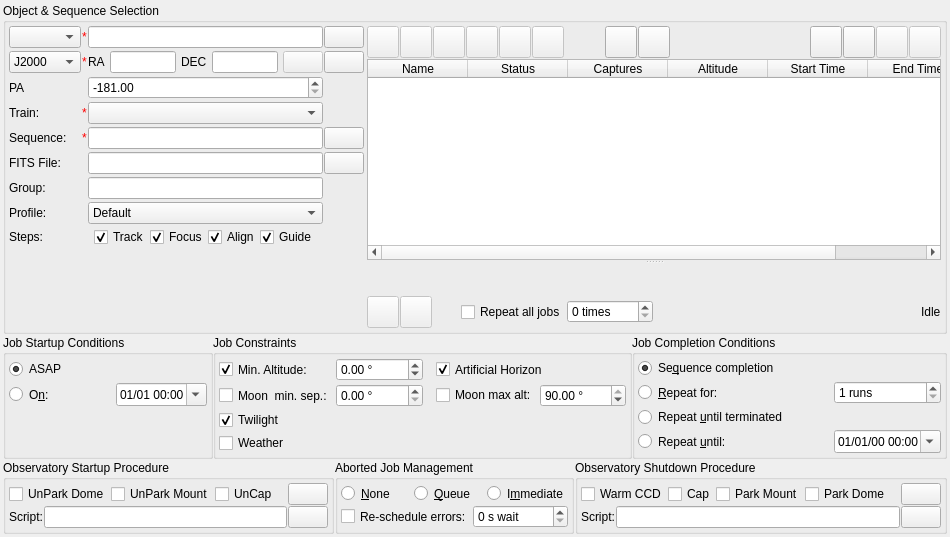
First picture: the form in kstars/ekos/scheduler/scheduler.ui, repository KDE/kstars, before the edit.
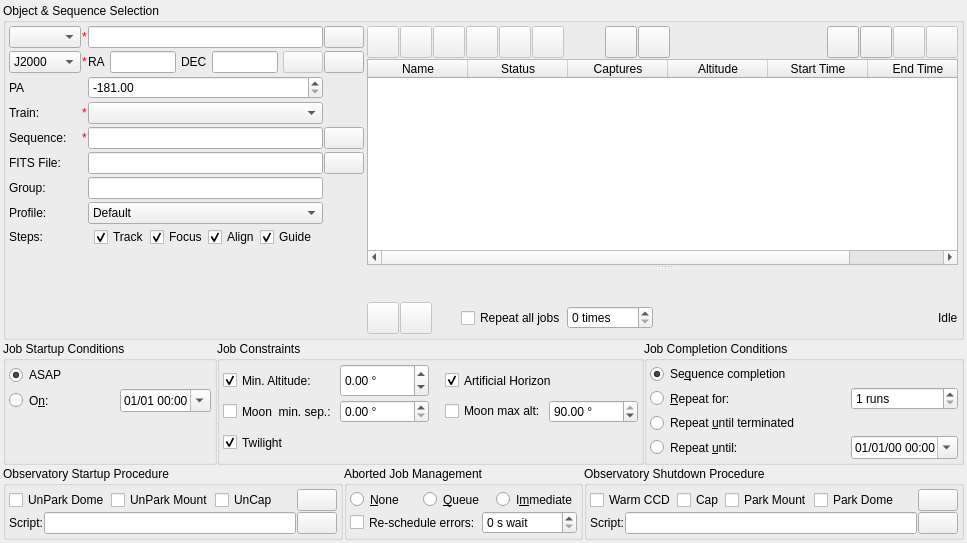
Second picture: the form after the edit. Icons and pictures are not drawn. Custom widgets are drawn as their Qt base class.

Commit message:
Make scheduler check universal and not job specific.
Make scheduler check universal and not job specific. Fix scheduler weather handling by introducing a grace period (default 10 minutes) where jobs would refuse to start, or would stop if in progress, in case of weather Alert. Weather warning will prevent new jobs from starting but will not stop existing jobs.

What changed in the file:
```diff
--- a/kstars/ekos/scheduler/scheduler.ui
+++ b/kstars/ekos/scheduler/scheduler.ui
@@ -6,8 +6,8 @@
    <rect>
     <x>0</x>
     <y>0</y>
-    <width>950</width>
-    <height>537</height>
+    <width>967</width>
+    <height>543</height>
    </rect>
   </property>
   <layout class="QVBoxLayout" name="verticalLayout_8" stretch="4,1,0">
@@ -1150,7 +1150,6 @@
             </property>
             <property name="font">
              <font>
-              <weight>50</weight>
               <bold>false</bold>
              </font>
             </property>
@@ -1646,10 +1645,7 @@
        <property name="title">
         <string>Job Constraints</string>
        </property>
-       <layout class="QVBoxLayout" name="verticalLayout_7">
-        <property name="spacing">
-         <number>3</number>
-        </property>
+       <layout class="QGridLayout" name="gridLayout_3">
         <property name="leftMargin">
          <number>3</number>
         </property>
@@ -1662,122 +1658,9 @@
         <property name="bottomMargin">
          <number>3</number>
         </property>
-        <item>
-         <layout class="QGridLayout" name="gridLayout_5" rowstretch="1,1,1,1" columnstretch="1,1,1,1,1" columnminimumwidth="0,0,0,0,0">
           <property name="spacing">
            <number>3</number>
           </property>
-          <item row="1" column="2">
-           <spacer name="horizontalSpacer_5">
-            <property name="orientation">
-             <enum>Qt::Horizontal</enum>
-            </property>
-            <property name="sizeType">
-             <enum>QSizePolicy::Fixed</enum>
-            </property>
-            <property name="sizeHint" stdset="0">
-             <size>
-              <width>10</width>
-              <height>20</height>
-             </size>
-            </property>
-           </spacer>
-          </item>
-          <item row="0" column="1">
-           <widget class="QDoubleSpinBox" name="schedulerAltitudeValue">
-            <property name="sizePolicy">
-             <sizepolicy hsizetype="Preferred" vsizetype="Preferred">
-              <horstretch>0</horstretch>
-              <verstretch>0</verstretch>
-             </sizepolicy>
-            </property>
-            <property name="suffix">
-             <string> °</string>
-            </property>
-            <property name="minimum">
-             <double>-15.000000000000000</double>
-            </property>
-            <property name="maximum">
-             <double>89.900000000000006</double>
-            </property>
-           </widget>
-          </item>
-          <item row="2" column="1">
-           <widget class="QLabel" name="nightTime">
-            <property name="toolTip">
-             <string>&lt;html&gt;&lt;head/&gt;&lt;body&gt;&lt;p&gt;Astronomical dawn and dusk for the Scheduler job currently selected, or for today if no job is selected.&lt;/p&gt;&lt;p&gt;- The first value is &lt;span style=&quot; font-weight:600;&quot;&gt;dusk&lt;/span&gt;, specifically the next local time the Sun sets below an altitude of -18° after the job starts.&lt;/p&gt;&lt;p&gt;- The second value is &lt;span style=&quot; font-weight:600;&quot;&gt;dawn&lt;/span&gt;, specifically the next local time the Sun rises higher than an altitude of -18° after the job starts.&lt;/p&gt;&lt;p&gt;A warning symbol indicates the Sun will not travel below the astronomical dusk boundary after the job starts, and that dawn and dusk times are calculated from its minimal altitude. In that situation, the Twilight restriction prevents job execution unless the Ekos Dawn Offset and Dusk Offset options are configured appropriately.&lt;/p&gt;&lt;p&gt;Note that the Ekos Pre-Dawn Offset option virtually advances dawn by a default of 30 minutes and will thus prevent a job from starting just before that moment.&lt;/p&gt;&lt;/body&gt;&lt;/html&gt;</string>
-            </property>
-            <property name="text">
-             <string/>
-            </property>
-            <property name="alignment">
-             <set>Qt::AlignCenter</set>
-            </property>
-           </widget>
-          </item>
-          <item row="2" column="0">
-           <widget class="QCheckBox" name="schedulerTwilight">
-            <property name="sizePolicy">
-             <sizepolicy hsizetype="Preferred" vsizetype="Preferred">
-              <horstretch>0</horstretch>
-              <verstretch>0</verstretch>
-             </sizepolicy>
-            </property>
-            <property name="toolTip">
-             <string>&lt;html&gt;&lt;body&gt;&lt;p&gt;The twilight restriction constrains jobs to execute in astronomical darkness. Use the dusk and dawn offsets in the Ekos Scheduler options to adjust the interval.&lt;/p&gt;&lt;/body&gt;&lt;/html&gt;</string>
-            </property>
-            <property name="text">
-             <string>Twilight</string>
-            </property>
-            <property name="checked">
-             <bool>true</bool>
-            </property>
-            <attribute name="buttonGroup">
-             <string notr="true">constraintButtonGroup</string>
-            </attribute>
-           </widget>
-          </item>
-          <item row="1" column="1">
-           <widget class="QDoubleSpinBox" name="schedulerMoonSeparationValue">
-            <property name="sizePolicy">
-             <sizepolicy hsizetype="Preferred" vsizetype="Preferred">
-              <horstretch>0</horstretch>
-              <verstretch>0</verstretch>
-             </sizepolicy>
-            </property>
-            <property name="toolTip">
-             <string>&lt;html&gt;&lt;head/&gt;&lt;body&gt;&lt;p&gt;The target must be at least this far from the moon.&lt;/p&gt;&lt;/body&gt;&lt;/html&gt;</string>
-            </property>
-            <property name="suffix">
-             <string> °</string>
-            </property>
-            <property name="maximum">
-             <double>180.000000000000000</double>
-            </property>
-            <property name="singleStep">
-             <double>10.000000000000000</double>
-            </property>
-           </widget>
-          </item>
-          <item row="1" column="4">
-           <widget class="QDoubleSpinBox" name="schedulerMoonAltitudeMaxValue">
-            <property name="toolTip">
-             <string>&lt;html&gt;&lt;head/&gt;&lt;body&gt;&lt;p&gt;The moon must be lower than this altitude.&lt;/p&gt;&lt;/body&gt;&lt;/html&gt;</string>
-            </property>
-            <property name="suffix">
-             <string> °</string>
-            </property>
-            <property name="decimals">
-             <number>2</number>
-            </property>
-            <property name="maximum">
-             <double>90.000000000000000</double>
-            </property>
-            <property name="value">
-             <double>90.000000000000000</double>
-            </property>
-           </widget>
-          </item>
           <item row="0" column="0">
            <widget class="QCheckBox" name="schedulerAltitude">
             <property name="sizePolicy">
@@ -1800,13 +1683,22 @@
             </attribute>
            </widget>
           </item>
-          <item row="1" column="3">
-           <widget class="QCheckBox" name="schedulerMoonAltitude">
-            <property name="toolTip">
-             <string>&lt;html&gt;&lt;head/&gt;&lt;body&gt;&lt;p&gt;The moon must be lower than this altitude.&lt;/p&gt;&lt;/body&gt;&lt;/html&gt;</string>
-            </property>
-            <property name="text">
-             <string>Moon max alt:</string>
+        <item row="0" column="1">
+         <widget class="QDoubleSpinBox" name="schedulerAltitudeValue">
+          <property name="sizePolicy">
+           <sizepolicy hsizetype="Preferred" vsizetype="Preferred">
+            <horstretch>0</horstretch>
+            <verstretch>0</verstretch>
+           </sizepolicy>
+          </property>
+          <property name="suffix">
+           <string> °</string>
+          </property>
+          <property name="minimum">
+           <double>-15.000000000000000</double>
+          </property>
+          <property name="maximum">
+           <double>89.900000000000006</double>
             </property>
            </widget>
           </item>
@@ -1851,8 +1743,8 @@
             </attribute>
            </widget>
           </item>
-          <item row="3" column="0">
-           <widget class="QCheckBox" name="schedulerWeather">
+        <item row="1" column="1">
+         <widget class="QDoubleSpinBox" name="schedulerMoonSeparationValue">
             <property name="sizePolicy">
              <sizepolicy hsizetype="Preferred" vsizetype="Preferred">
               <horstretch>0</horstretch>
@@ -1860,17 +1752,100 @@
              </sizepolicy>
             </property>
             <property name="toolTip">
-             <string>&lt;html&gt;&lt;head/&gt;&lt;body&gt;&lt;p&gt;Weather conditions must remain safe. When weather conditions become dangerous, shutdown procedure is initiated.&lt;/p&gt;&lt;/body&gt;&lt;/html&gt;</string>
-            </property>
+           <string>&lt;html&gt;&lt;head/&gt;&lt;body&gt;&lt;p&gt;The target must be at least this far from the moon.&lt;/p&gt;&lt;/body&gt;&lt;/html&gt;</string>
+          </property>
+          <property name="suffix">
+           <string> °</string>
+          </property>
+          <property name="maximum">
+           <double>180.000000000000000</double>
+          </property>
+          <property name="singleStep">
+           <double>10.000000000000000</double>
+          </property>
+         </widget>
+        </item>
+        <item row="1" column="2">
+         <spacer name="horizontalSpacer_5">
+          <property name="orientation">
+           <enum>Qt::Horizontal</enum>
+          </property>
+          <property name="sizeType">
+           <enum>QSizePolicy::Fixed</enum>
+          </property>
+          <property name="sizeHint" stdset="0">
+           <size>
+            <width>13</width>
+            <height>20</height>
+           </size>
+          </property>
+         </spacer>
+        </item>
+        <item row="1" column="3">
+         <widget class="QCheckBox" name="schedulerMoonAltitude">
+          <property name="toolTip">
+           <string>&lt;html&gt;&lt;head/&gt;&lt;body&gt;&lt;p&gt;The moon must be lower than this altitude.&lt;/p&gt;&lt;/body&gt;&lt;/html&gt;</string>
+          </property>
             <property name="text">
-             <string>Weather</string>
+           <string>Moon max alt:</string>
+          </property>
+         </widget>
+        </item>
+        <item row="1" column="4">
+         <widget class="QDoubleSpinBox" name="schedulerMoonAltitudeMaxValue">
+          <property name="toolTip">
+           <string>&lt;html&gt;&lt;head/&gt;&lt;body&gt;&lt;p&gt;The moon must be lower than this altitude.&lt;/p&gt;&lt;/body&gt;&lt;/html&gt;</string>
+          </property>
+          <property name="suffix">
+           <string> °</string>
+          </property>
+          <property name="decimals">
+           <number>2</number>
+          </property>
+          <property name="maximum">
+           <double>90.000000000000000</double>
+          </property>
+          <property name="value">
+           <double>90.000000000000000</double>
+          </property>
+         </widget>
+        </item>
+        <item row="2" column="0">
+         <widget class="QCheckBox" name="schedulerTwilight">
+          <property name="sizePolicy">
+           <sizepolicy hsizetype="Preferred" vsizetype="Preferred">
+            <horstretch>0</horstretch>
+            <verstretch>0</verstretch>
+           </sizepolicy>
+          </property>
+          <property name="toolTip">
+           <string>&lt;html&gt;&lt;body&gt;&lt;p&gt;The twilight restriction constrains jobs to execute in astronomical darkness. Use the dusk and dawn offsets in the Ekos Scheduler options to adjust the interval.&lt;/p&gt;&lt;/body&gt;&lt;/html&gt;</string>
+          </property>
+          <property name="text">
+           <string>Twilight</string>
+          </property>
+          <property name="checked">
+           <bool>true</bool>
             </property>
             <attribute name="buttonGroup">
              <string notr="true">constraintButtonGroup</string>
             </attribute>
            </widget>
           </item>
-          <item row="3" column="1">
+        <item row="2" column="1">
+         <widget class="QLabel" name="nightTime">
+          <property name="toolTip">
+           <string>&lt;html&gt;&lt;head/&gt;&lt;body&gt;&lt;p&gt;Astronomical dawn and dusk for the Scheduler job currently selected, or for today if no job is selected.&lt;/p&gt;&lt;p&gt;- The first value is &lt;span style=&quot; font-weight:600;&quot;&gt;dusk&lt;/span&gt;, specifically the next local time the Sun sets below an altitude of -18° after the job starts.&lt;/p&gt;&lt;p&gt;- The second value is &lt;span style=&quot; font-weight:600;&quot;&gt;dawn&lt;/span&gt;, specifically the next local time the Sun rises higher than an altitude of -18° after the job starts.&lt;/p&gt;&lt;p&gt;A warning symbol indicates the Sun will not travel below the astronomical dusk boundary after the job starts, and that dawn and dusk times are calculated from its minimal altitude. In that situation, the Twilight restriction prevents job execution unless the Ekos Dawn Offset and Dusk Offset options are configured appropriately.&lt;/p&gt;&lt;p&gt;Note that the Ekos Pre-Dawn Offset option virtually advances dawn by a default of 30 minutes and will thus prevent a job from starting just before that moment.&lt;/p&gt;&lt;/body&gt;&lt;/html&gt;</string>
+          </property>
+          <property name="text">
+           <string/>
+          </property>
+          <property name="alignment">
+           <set>Qt::AlignCenter</set>
+          </property>
+         </widget>
+        </item>
+        <item row="2" column="3" colspan="2">
            <widget class="QLabel" name="weatherLabel">
             <property name="text">
              <string/>
@@ -1881,8 +1856,6 @@
            </widget>
           </item>
          </layout>
-        </item>
-       </layout>
       </widget>
      </item>
     </layout>
```
Left out of the diff: 51 changed lines with no effect on the pictures. Lines whose indentation alone changed are shown as unchanged. The commit also changes 11 other files.
